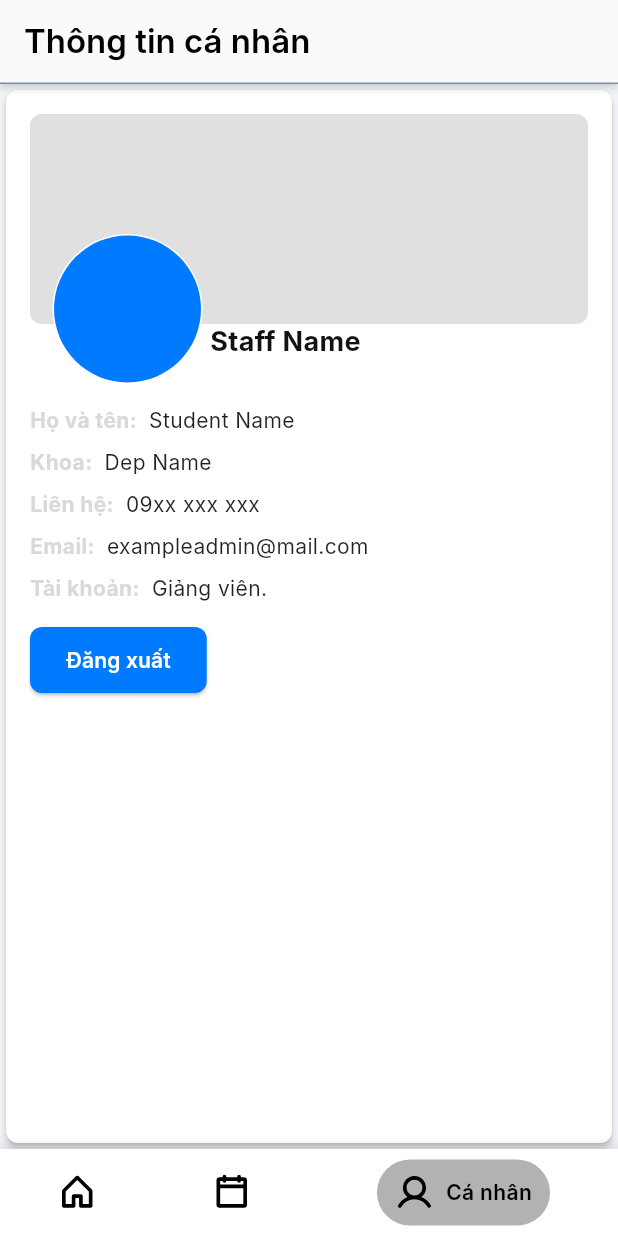
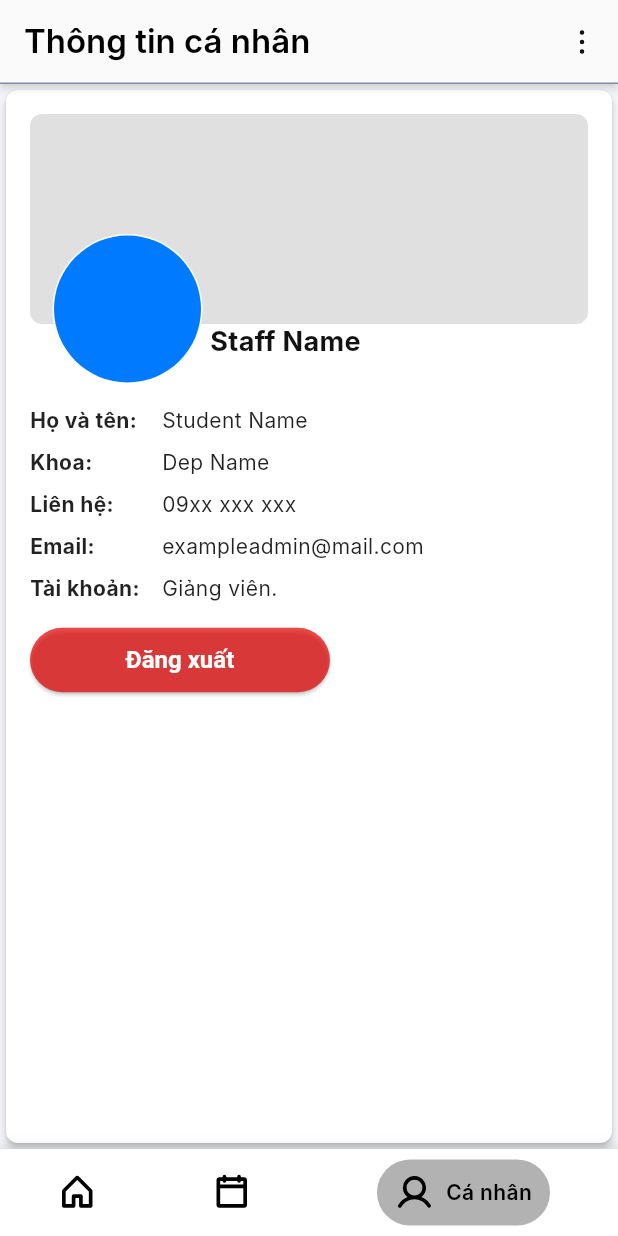
Before and after one commit to leequanno1/qnu_mobile, a Flutter app: the screen it shows after launch, item 3 of the bottom bar chosen, after a tap on "Đăng xuất", on a phone screen of 412 x 824 dp. Run offline on Flutter 3.47's test engine with Material 3 defaults, Android fonts, the phone set to English and light mode, and no system bars; drawn by our look-alikes of stylish_bottom_bar; our stand-ins replace get, phosphor_flutter; Roboto replaces fonts that are missing (Inter).

Commit message:
4/10/25 feture, idk

```diff
--- a/lib/controller/main/main_layout_controller.dart
+++ b/lib/controller/main/main_layout_controller.dart
@@ -3,6 +3,9 @@ import 'package:get/get.dart';
 import 'package:qnu_mobile/presentation/views/main/event_view.dart';
 import 'package:qnu_mobile/presentation/views/main/post_view.dart';
 import 'package:qnu_mobile/presentation/views/main/profile_view.dart';
+import 'package:qnu_mobile/presentation/wigets/appbar/event_appbar.dart';
+import 'package:qnu_mobile/presentation/wigets/appbar/post_appbar.dart';
+import 'package:qnu_mobile/presentation/wigets/appbar/profile_appbar.dart';
 import 'package:qnu_mobile/presentation/wigets/drawer_widget.dart';
 
 class MainLayoutController extends GetxController {
@@ -16,10 +19,13 @@ class MainLayoutController extends GetxController {
     const ProfileView(),
   ];
 
-  final List<Text> appBars = [
-    const Text("Bài đăng",style: TextStyle(color: Colors.black),),
-    const Text("Sự kiện",style: TextStyle(color: Colors.black),),
-    const Text("Thông tin cá nhân",style: TextStyle(color: Colors.black),),
+  final List<AppBar> appBars = [
+    // Post
+    PostAppbar.getAppBar(),
+    // Event
+    EventAppbar.getAppBar(),
+    // Profile
+    ProfileAppbar.getAppBar(),
   ];
 
   final List<Widget?> drawers = [
--- a/lib/presentation/styles/button_style.dart
+++ b/lib/presentation/styles/button_style.dart
@@ -15,3 +15,17 @@ ButtonStyle borderButtonEnable = ElevatedButton.styleFrom(
       borderRadius: BorderRadius.circular(10),
       side: const BorderSide(color: AppColors.outline, width: 1)),
 );
+
+ButtonStyle redBackgroundButton = ElevatedButton.styleFrom(
+  backgroundColor: AppColors.textRed,
+  foregroundColor: Colors.white,
+  padding: const EdgeInsets.symmetric(vertical: 12, horizontal: 24),
+  textStyle: const TextStyle(
+    fontSize: 16,
+    fontWeight: FontWeight.bold,
+    color: Colors.white,
+  ),
+  shape: RoundedRectangleBorder(
+      borderRadius: BorderRadius.circular(50),
+  ),
+);
--- a/lib/presentation/views/main/main_layout.dart
+++ b/lib/presentation/views/main/main_layout.dart
@@ -1,6 +1,5 @@
 import 'package:flutter/material.dart';
 import 'package:get/get.dart';
-import 'package:qnu_mobile/assets/app_color.dart';
 import 'package:qnu_mobile/controller/main/main_layout_controller.dart';
 import 'package:qnu_mobile/presentation/wigets/custom_bottom_bar.dart';
 
@@ -12,14 +11,7 @@ class MainLayout extends GetView<MainLayoutController> {
     Get.put(MainLayoutController());
     return Obx(() => Scaffold(
           drawer: controller.drawers[controller.selectedIndex.value],
-          appBar: AppBar(
-              iconTheme: IconThemeData(color: Colors.black54),
-              centerTitle: false,
-              shape: Border(bottom: BorderSide(color: AppColors.outline)),
-              title: controller.appBars[controller.selectedIndex.value],
-              elevation: 2,
-              shadowColor: Colors.black54,
-              surfaceTintColor: Colors.transparent),
+          appBar: controller.appBars[controller.selectedIndex.value],
           body: SafeArea(
             child: Obx(() => Container(
                   color: const Color(0xFFF2F4F7),
--- a/lib/presentation/views/main/profile_view.dart
+++ b/lib/presentation/views/main/profile_view.dart
@@ -2,6 +2,7 @@ import 'package:flutter/material.dart';
 import 'package:get/get.dart';
 import 'package:qnu_mobile/assets/app_color.dart';
 import 'package:qnu_mobile/controller/main/profile_controller.dart';
+import 'package:qnu_mobile/presentation/styles/button_style.dart';
 
 class ProfileView extends GetView<ProfileController> {
   const ProfileView({super.key});
@@ -73,7 +74,14 @@ class _StaffCard extends StatelessWidget {
             _buildDetailRow('Email:', 'exampleadmin@mail.com'),
             _buildDetailRow('Tài khoản:', 'Giảng viên.'),
             SizedBox(height: 10,),
-            ElevatedButton(onPressed: (){}, child: Text("Đăng xuất"))
+            SizedBox(
+              width: 200,
+              child: ElevatedButton(
+                style: redBackgroundButton,
+                onPressed: (){},
+                child: Text("Đăng xuất")
+              ),
+            )
           ],
         ),
       ),
@@ -139,6 +147,15 @@ class _StudentCard extends StatelessWidget {
             _buildDetailRow('Liên hệ:', '09xx xxx xxx'),
             _buildDetailRow('Email:', 'exampleadmin@mail.com'),
             _buildDetailRow('Tài khoản:', 'Giảng viên.'),
+            SizedBox(height: 10,),
+            SizedBox(
+              width: 200,
+              child: ElevatedButton(
+                style: redBackgroundButton,
+                onPressed: (){},
+                child: Text("Đăng xuất")
+              ),
+            )
           ],
         ),
       ),
@@ -152,9 +169,12 @@ Widget _buildDetailRow(String title, String value) {
     child: Row(
       crossAxisAlignment: CrossAxisAlignment.start,
       children: [
-        Text(
-          title,
-          style: TextStyle(fontWeight: FontWeight.bold),
+        SizedBox(
+          width: 80,
+          child: Text(
+            title,
+            style: TextStyle(fontWeight: FontWeight.bold, color: Colors.black87),
+          ),
         ),
         SizedBox(width: 8),
         Expanded(
--- a/lib/presentation/wigets/appbar/event_appbar.dart
+++ b/lib/presentation/wigets/appbar/event_appbar.dart
@@ -7,10 +7,7 @@ class EventAppbar {
       iconTheme: IconThemeData(color: Colors.black54),
       centerTitle: false,
       shape: Border(bottom: BorderSide(color: AppColors.outline)),
-        title: const Text(
-          "Sự kiện",
-          style: TextStyle(color: Colors.black),
-        ),
+      title: Text("Sự kiện",style: TextStyle(color: Colors.black),),
       elevation: 2,
       shadowColor: Colors.black54,
       surfaceTintColor: Colors.transparent
--- a/lib/presentation/wigets/appbar/post_appbar.dart
+++ b/lib/presentation/wigets/appbar/post_appbar.dart
@@ -7,10 +7,7 @@ class PostAppbar {
       iconTheme: IconThemeData(color: Colors.black54),
       centerTitle: false,
       shape: Border(bottom: BorderSide(color: AppColors.outline)),
-        title: const Text(
-          "Bài đăng",
-          style: TextStyle(color: Colors.black),
-        ),
+      title: Text("Bài đăng",style: TextStyle(color: Colors.black),),
       elevation: 2,
       shadowColor: Colors.black54,
       surfaceTintColor: Colors.transparent
--- a/lib/presentation/wigets/appbar/profile_appbar.dart
+++ b/lib/presentation/wigets/appbar/profile_appbar.dart
@@ -1,4 +1,5 @@
 import 'package:flutter/material.dart';
+import 'package:phosphor_flutter/phosphor_flutter.dart';
 import 'package:qnu_mobile/assets/app_color.dart';
 
 class ProfileAppbar {
@@ -7,13 +8,20 @@ class ProfileAppbar {
       iconTheme: IconThemeData(color: Colors.black54),
       centerTitle: false,
       shape: Border(bottom: BorderSide(color: AppColors.outline)),
-        title: const Text(
-          "Thông tin cá nhân",
-          style: TextStyle(color: Colors.black),
-        ),
+      title: Text("Thông tin cá nhân",style: TextStyle(color: Colors.black),),
       elevation: 2,
       shadowColor: Colors.black54,
-        surfaceTintColor: Colors.transparent
+      surfaceTintColor: Colors.transparent,
+      actions: [
+          PopupMenuButton(
+            icon: Icon(PhosphorIconsBold.dotsThreeVertical, color: AppColors.darkBackground,),
+            itemBuilder: (context) {
+            return [
+              PopupMenuItem(child: Text("Chỉnh sửa", style: TextStyle(color: AppColors.darkBackground),)),
+              PopupMenuItem(child: Text("Đổi mật khẩu", style: TextStyle(color: AppColors.darkBackground),))
+            ];
+          })
+        ],
     );
   }
 }
--- a/lib/presentation/wigets/drawer_widget.dart
+++ b/lib/presentation/wigets/drawer_widget.dart
@@ -1,5 +1,7 @@
 import 'package:flutter/material.dart';
 import 'package:qnu_mobile/assets/app_color.dart';
+import 'package:qnu_mobile/models/org.dart';
+import 'package:qnu_mobile/presentation/wigets/org_drawer_item.dart';
 
 class DrawerWidget{
   static Drawer getDrawer() {
@@ -23,7 +25,12 @@ class DrawerWidget{
                   border: Border.all(color: AppColors.outline),
                 ),
                 child: ListView(
-                  children: [],
+                  padding: EdgeInsets.only(top: 7.5),
+                  children: [
+                    OrgDrawerItem(org: Org(orgId: "orgId", orgName: "orgName", orgDescription: "orgDescription", orgAvatar: "orgAvatar", orgBackground: "orgBackground", members: 10, posts: 10, events: 10, insDate: DateTime.now(), delFlg: false)),
+                    OrgDrawerItem(org: Org(orgId: "orgId", orgName: "orgName", orgDescription: "orgDescription", orgAvatar: "orgAvatar", orgBackground: "orgBackground", members: 10, posts: 10, events: 10, insDate: DateTime.now(), delFlg: false)),
+                    OrgDrawerItem(org: Org(orgId: "orgId", orgName: "orgName", orgDescription: "orgDescription", orgAvatar: "orgAvatar", orgBackground: "orgBackground", members: 10, posts: 10, events: 10, insDate: DateTime.now(), delFlg: false)),
+                  ],
                 ),
               ),
             ),
@@ -32,5 +39,4 @@ class DrawerWidget{
       )
     );
   }
-
 }
--- /dev/null
+++ b/lib/presentation/wigets/org_drawer_item.dart
@@ -0,0 +1,31 @@
+import 'package:flutter/material.dart';
+import 'package:qnu_mobile/assets/app_color.dart';
+import 'package:qnu_mobile/models/org.dart';
+
+class OrgDrawerItem extends StatelessWidget {
+  final Org org;
+  const OrgDrawerItem({super.key, required this.org});
+
+  @override
+  Widget build(BuildContext context) {
+    return Padding(
+      padding: const EdgeInsets.only(left: 7.5, right: 2),
+      child: Container(
+        margin: EdgeInsets.only(bottom: 10),
+        child: Row(
+          children: [
+            CircleAvatar(
+              radius: 22.5,
+              backgroundColor: AppColors.primary,
+              foregroundImage: AssetImage(org.orgAvatar),
+              onForegroundImageError: (exception, stackTrace) {
+              },
+            ),
+            SizedBox(width: 10,),
+            Text(org.orgName, style: TextStyle(color: AppColors.darkSurface, fontWeight: FontWeight.bold),)
+          ],
+        ),
+      ),
+    );
+  }
+}
```
Also changed, not shown: lib/models/org.dart (added, +14 -0 lines). Lines whose indentation alone changed are shown as unchanged.
